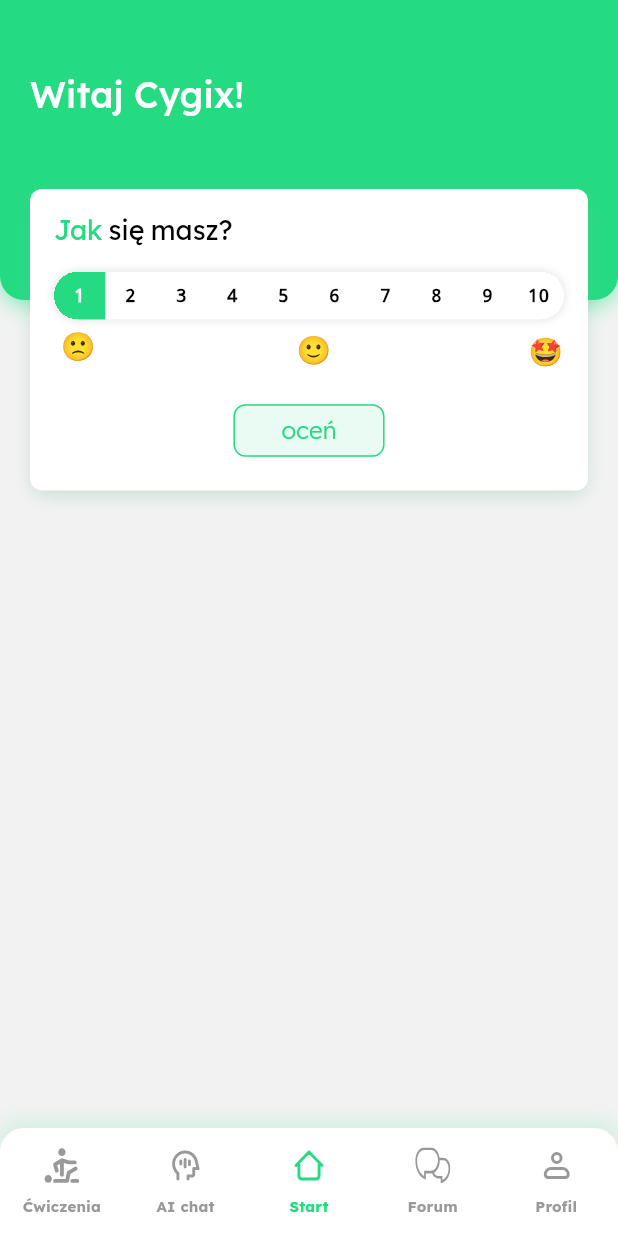
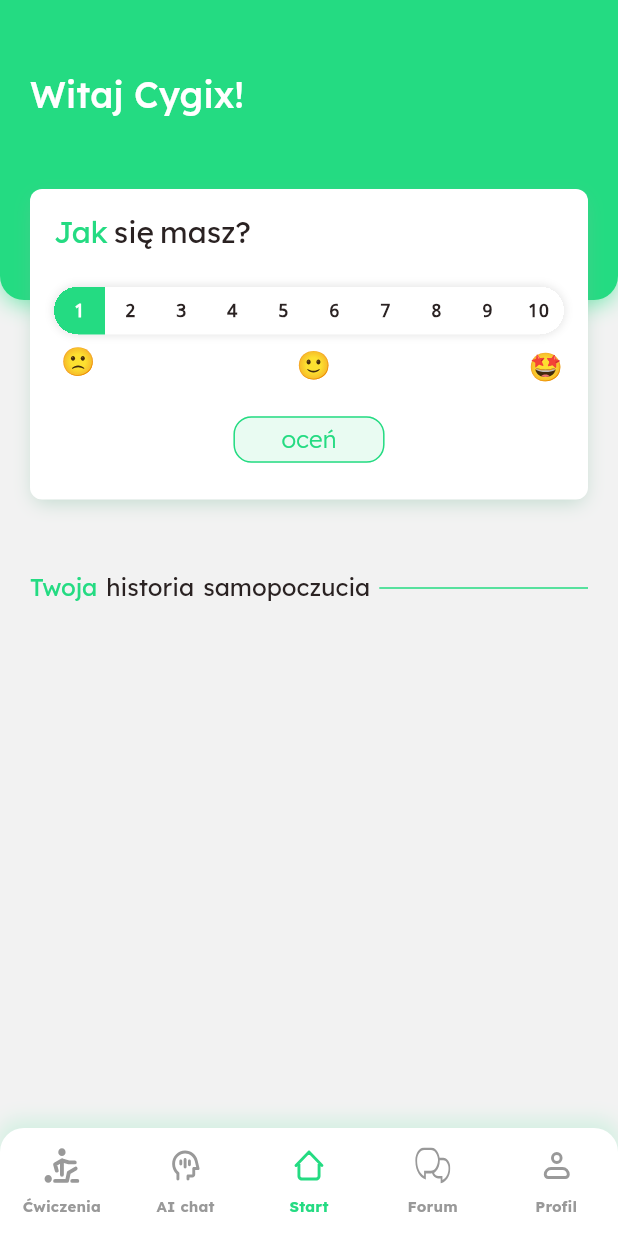
Before and after one commit to xSmilO/JakSieMasz, a Flutter app: the screen it shows after launch, on a phone screen of 412 x 824 dp. Run offline on Flutter 3.47's test engine with Material 3 defaults, Android fonts, the phone set to English and light mode, and no system bars; our stand-ins replace flutter_svg, go_router.

Commit message:
tweaking styles

```diff
--- a/lib/Styles/styles.dart
+++ b/lib/Styles/styles.dart
@@ -5,5 +5,8 @@ abstract final class Styles {
   static Color primaryColor500 = Color(0xFF24DB82);
   static Color primaryColor100 = Color(0xFFE9FBF2);
   static Color inactiveNavItem = Color(0xFF999999);
+  static Color fontColorDark = Color(0xFF2A2222);
   static String fontFamily = "Lexend Deca";
+  static double fontSizeH2 = 20;
+  static double fontSizeH3 = 16;
 }
--- /dev/null
+++ b/lib/UI/Home/RateChart/rate_chart_container_widget.dart
@@ -0,0 +1,60 @@
+import 'package:flutter/material.dart';
+import 'package:jak_sie_masz/Styles/styles.dart';
+
+class RateChartContainerWidget extends StatelessWidget {
+  const RateChartContainerWidget({super.key});
+
+  @override
+  Widget build(BuildContext context) {
+    return Container(
+      margin: EdgeInsets.only(top: 48),
+      child: Column(
+        children: [
+          Row(
+            spacing: 6,
+            crossAxisAlignment: CrossAxisAlignment.center,
+            children: [
+              Text(
+                "Twoja",
+                style: TextStyle(
+                  color: Styles.primaryColor500,
+                  fontFamily: Styles.fontFamily,
+                  fontWeight: FontWeight.normal,
+                  decoration: TextDecoration.none,
+                  fontSize: Styles.fontSizeH3,
+                ),
+              ),
+              Text(
+                "historia",
+                style: TextStyle(
+                  color: Styles.fontColorDark,
+                  fontFamily: Styles.fontFamily,
+                  fontWeight: FontWeight.normal,
+                  decoration: TextDecoration.none,
+                  fontSize: Styles.fontSizeH3,
+                ),
+              ),
+              Text(
+                "samopoczucia",
+                style: TextStyle(
+                  color: Styles.fontColorDark,
+                  fontFamily: Styles.fontFamily,
+                  fontWeight: FontWeight.normal,
+                  decoration: TextDecoration.none,
+                  fontSize: Styles.fontSizeH3,
+                ),
+              ),
+              Expanded(
+                child: Container(
+                  height: 1,
+                  margin: EdgeInsets.only(top: 2),
+                  color: Styles.primaryColor500,
+                ),
+              ),
+            ],
+          ),
+        ],
+      ),
+    );
+  }
+}
--- a/lib/UI/Home/rate_button_widget.dart
+++ b/lib/UI/Home/RateDay/rate_button_widget.dart
@@ -21,7 +21,7 @@ class RateButtonWidget extends StatelessWidget {
                   width: 1,
                 ),
                 borderRadius: BorderRadius.all(
-                  Radius.circular(8),
+                  Radius.circular(12),
                 ),
               ),
             ),
@@ -31,7 +31,7 @@ class RateButtonWidget extends StatelessWidget {
         child: Padding(
           padding: const EdgeInsets.symmetric(
             horizontal: 32,
-            vertical: 6,
+            vertical: 4,
           ),
           child: Text(
             "oceń",
--- a/lib/UI/Home/rate_container_widget.dart
+++ b/lib/UI/Home/RateDay/rate_container_widget.dart
@@ -1,7 +1,7 @@
 import 'package:flutter/material.dart';
 import 'package:jak_sie_masz/Styles/styles.dart';
-import 'package:jak_sie_masz/UI/Home/rate_button_widget.dart';
-import 'package:jak_sie_masz/UI/Home/rate_slider_widget.dart';
+import 'package:jak_sie_masz/UI/Home/RateDay/rate_button_widget.dart';
+import 'package:jak_sie_masz/UI/Home/RateDay/rate_slider_widget.dart';
 import 'package:jak_sie_masz/UI/Home/viewmodels/rate_slider_viewmodel.dart';
 import 'package:provider/provider.dart';
 
@@ -27,7 +27,7 @@ class RateContainerWidget extends StatelessWidget {
       child: Padding(
         padding: const EdgeInsets.all(16),
         child: Column(
-          spacing: 16,
+          spacing: 12,
           children: [
             Row(
               spacing: 4,
@@ -36,7 +36,7 @@ class RateContainerWidget extends StatelessWidget {
                   "Jak",
                   style: TextStyle(
                     color: Styles.primaryColor500,
-                    fontSize: 18,
+                    fontSize: Styles.fontSizeH2,
                     decoration: TextDecoration.none,
                     fontFamily: Styles.fontFamily,
                     fontWeight: FontWeight.normal,
@@ -45,8 +45,8 @@ class RateContainerWidget extends StatelessWidget {
                 Text(
                   "się",
                   style: TextStyle(
-                    color: Colors.black,
-                    fontSize: 18,
+                    color: Styles.fontColorDark,
+                    fontSize: Styles.fontSizeH2,
                     decoration: TextDecoration.none,
                     fontFamily: Styles.fontFamily,
                     fontWeight: FontWeight.normal,
@@ -55,8 +55,8 @@ class RateContainerWidget extends StatelessWidget {
                 Text(
                   "masz?",
                   style: TextStyle(
-                    color: Colors.black,
-                    fontSize: 18,
+                    color: Styles.fontColorDark,
+                    fontSize: Styles.fontSizeH2,
                     decoration: TextDecoration.none,
                     fontFamily: Styles.fontFamily,
                     fontWeight: FontWeight.normal,
--- a/lib/UI/Home/rate_slider_item_widget.dart
+++ b/lib/UI/Home/RateDay/rate_slider_item_widget.dart
@@ -28,7 +28,7 @@ class RateSliderItemWidget extends StatelessWidget {
             child: Text(
               label,
               style: TextStyle(
-                color: active == true ? Colors.white : Colors.black,
+                color: active == true ? Colors.white : Styles.fontColorDark,
                 fontSize: 12,
                 decoration: TextDecoration.none,
               ),
--- a/lib/UI/Home/rate_slider_widget.dart
+++ b/lib/UI/Home/RateDay/rate_slider_widget.dart
@@ -1,7 +1,7 @@
 import 'package:flutter/material.dart';
 import 'package:jak_sie_masz/Data/rate_slider_repository.dart';
-import 'package:jak_sie_masz/UI/Home/emojis_container_widget.dart';
-import 'package:jak_sie_masz/UI/Home/rate_slider_item_widget.dart';
+import 'package:jak_sie_masz/UI/Home/RateDay/emojis_container_widget.dart';
+import 'package:jak_sie_masz/UI/Home/RateDay/rate_slider_item_widget.dart';
 import 'package:jak_sie_masz/UI/Home/viewmodels/rate_slider_viewmodel.dart';
 import 'package:provider/provider.dart';
 
@@ -33,6 +33,7 @@ class _RateSliderWidgetState extends State<RateSliderWidget> {
       spacing: 2,
       children: [
         Container(
+          margin: EdgeInsets.only(top: 12),
           key: Key("rate slider"),
           height: 32,
           clipBehavior: Clip.hardEdge,
--- a/lib/UI/Home/home_screen.dart
+++ b/lib/UI/Home/home_screen.dart
@@ -1,7 +1,8 @@
 import 'package:flutter/material.dart';
 import 'package:jak_sie_masz/Data/user_repository.dart';
 import 'package:jak_sie_masz/Styles/styles.dart';
-import 'package:jak_sie_masz/UI/Home/rate_container_widget.dart';
+import 'package:jak_sie_masz/UI/Home/RateChart/rate_chart_container_widget.dart';
+import 'package:jak_sie_masz/UI/Home/RateDay/rate_container_widget.dart';
 
 class HomeScreen extends StatefulWidget {
   const HomeScreen({super.key, required this.userRepository});
@@ -67,6 +68,7 @@ class _HomeScreenState extends State<HomeScreen> {
                   ),
                 ),
                 RateContainerWidget(),
+                RateChartContainerWidget(),
               ],
             ),
           ),
```
Also changed, not shown: lib/UI/Home/RateDay/emojis_container_widget.dart (renamed from lib/UI/Home/emojis_container_widget.dart).
